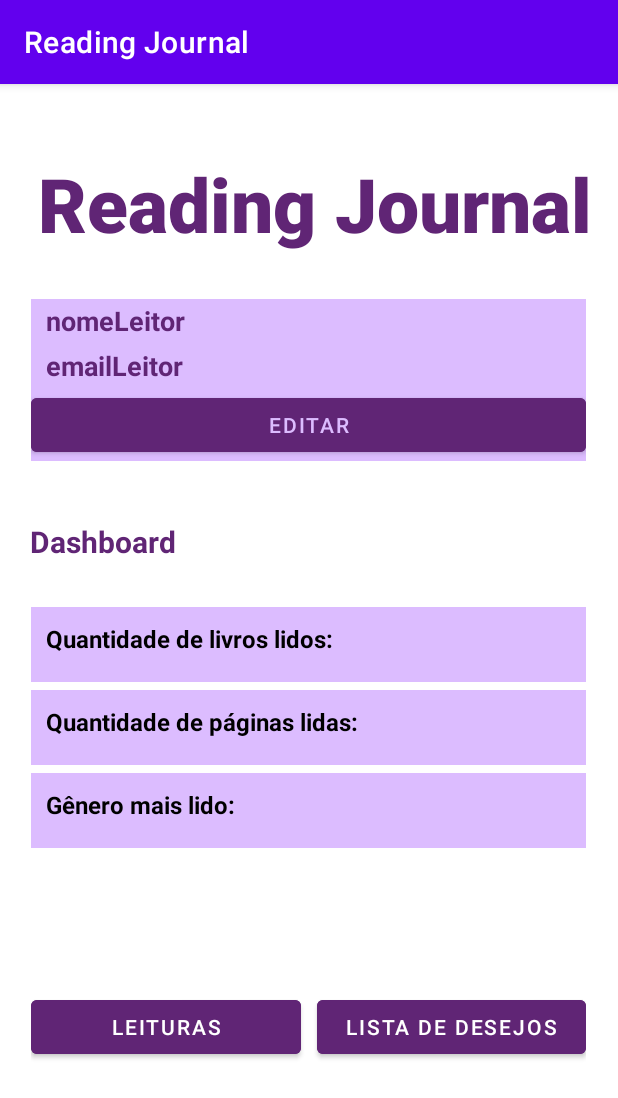
After one commit to camilavitoriacosta/TrabalhoFinalProgMov, an Android app: the PerfilActivity screen opened directly, with no data from a screen before it, on a phone screen of 412 x 824 dp. The commit adds this screen. Shown: the top 1098 px of the screen. Run offline under Robolectric (Android 15) with nearby library versions, the phone set to English and light mode, and no system bars.

Commit message:
[layout] tela perfil

```diff
--- a/app/src/main/AndroidManifest.xml
+++ b/app/src/main/AndroidManifest.xml
@@ -11,6 +11,9 @@
         android:supportsRtl="true"
         android:theme="@style/Theme.TrabalhoFinalProgMovel"
         tools:targetApi="31">
+        <activity
+            android:name=".PerfilActivity"
+            android:exported="false" />
         <activity
             android:name=".UsuarioCadastro"
             android:exported="false" />
--- /dev/null
+++ b/app/src/main/java/com/example/trabalhofinalprogmovel/PerfilActivity.java
@@ -0,0 +1,24 @@
+package com.example.trabalhofinalprogmovel;
+
+import androidx.appcompat.app.AppCompatActivity;
+
+import android.os.Bundle;
+
+import com.example.trabalhofinalprogmovel.databinding.ActivityPerfilBinding;
+import com.example.trabalhofinalprogmovel.databinding.ActivityUsuarioCadastroBinding;
+
+public class PerfilActivity extends AppCompatActivity {
+
+    private ActivityPerfilBinding binding;
+    private int idLeitor;
+
+    @Override
+    protected void onCreate(Bundle savedInstanceState) {
+        super.onCreate(savedInstanceState);
+        binding = ActivityPerfilBinding.inflate(getLayoutInflater());
+        setContentView(binding.getRoot());
+
+        idLeitor = getIntent().getIntExtra("id_leitor", -1);
+        // carregar informações do leitor passado por parametro
+    }
+}
--- a/app/src/main/java/com/example/trabalhofinalprogmovel/UsuarioCadastro.java
+++ b/app/src/main/java/com/example/trabalhofinalprogmovel/UsuarioCadastro.java
@@ -1,5 +1,7 @@
 package com.example.trabalhofinalprogmovel;
 import androidx.appcompat.app.AppCompatActivity;
+
+import android.content.Intent;
 import android.os.Bundle;
 import android.view.View;
 
@@ -8,6 +10,7 @@ import com.example.trabalhofinalprogmovel.databinding.ActivityUsuarioCadastroBin
 public class UsuarioCadastro extends AppCompatActivity {
 
     private ActivityUsuarioCadastroBinding binding;
+    private Intent intent;
     private boolean ehTelaDeCadastro;
 
     @Override
@@ -17,6 +20,7 @@ public class UsuarioCadastro extends AppCompatActivity {
         setContentView(binding.getRoot());
 
         ehTelaDeCadastro = getIntent().getBooleanExtra("cadastro", true);
+        intent = new Intent(this, PerfilActivity.class);
 
         if(ehTelaDeCadastro) {
             binding.retomarJornadaBtn.setVisibility(View.GONE);
@@ -26,5 +30,29 @@ public class UsuarioCadastro extends AppCompatActivity {
             binding.campoNome.setVisibility(View.GONE);
             binding.editNome.setVisibility(View.GONE);
         }
+
+        binding.iniciarJornadaBtn.setOnClickListener(new View.OnClickListener() {
+            @Override
+            public void onClick(View v) {
+                // verificar campos vazios
+                // cadastrar usuario e obter usuario cadastrado
+                // mandar id para proxima tela
+                int idLeitor = 0;
+                intent.putExtra("id_leitor", idLeitor);
+                startActivity(intent);
+            }
+        });
+
+        binding.retomarJornadaBtn.setOnClickListener(new View.OnClickListener() {
+            @Override
+            public void onClick(View v) {
+                // obter usuario por email
+                // verificar se senha que digitou está correta
+                // mandar id para proxima tela
+                int idLeitor = 0;
+                intent.putExtra("id_leitor", idLeitor);
+                startActivity(intent);
+            }
+        });
     }
 }
--- /dev/null
+++ b/app/src/main/res/layout/activity_perfil.xml
@@ -0,0 +1,165 @@
+<?xml version="1.0" encoding="utf-8"?>
+<androidx.constraintlayout.widget.ConstraintLayout xmlns:android="http://schemas.android.com/apk/res/android"
+    xmlns:app="http://schemas.android.com/apk/res-auto"
+    xmlns:tools="http://schemas.android.com/tools"
+    android:layout_width="match_parent"
+    android:layout_height="match_parent"
+    tools:context=".PerfilActivity">
+
+    <TextView
+        android:id="@+id/titulo2"
+        android:layout_width="370sp"
+        android:layout_height="wrap_content"
+        android:fontFamily="sans-serif-black"
+        android:text="@string/titulo"
+        android:textAlignment="center"
+        android:textColor="@color/roxo_escuro"
+        android:textSize="50sp"
+        android:textStyle="bold"
+        app:layout_constraintBottom_toBottomOf="parent"
+        app:layout_constraintEnd_toEndOf="parent"
+        app:layout_constraintHorizontal_bias="0.609"
+        app:layout_constraintStart_toStartOf="parent"
+        app:layout_constraintTop_toTopOf="parent"
+        app:layout_constraintVertical_bias="0.066" />
+
+    <LinearLayout
+        android:id="@+id/leitorLinearLayout"
+        android:layout_width="370sp"
+        android:layout_height="wrap_content"
+        android:layout_marginTop="30dp"
+        android:background="@color/roxo_claro"
+        android:orientation="vertical"
+        app:layout_constraintEnd_toEndOf="parent"
+        app:layout_constraintHorizontal_bias="0.487"
+        app:layout_constraintStart_toStartOf="parent"
+        app:layout_constraintTop_toBottomOf="@+id/titulo2">
+
+        <TextView
+            android:id="@+id/nomeLeitor"
+            android:layout_width="match_parent"
+            android:layout_height="wrap_content"
+            android:height="30sp"
+            android:paddingHorizontal="10sp"
+            android:paddingVertical="2sp"
+            android:text="nomeLeitor"
+            android:textColor="@color/roxo_escuro"
+            android:textSize="18sp"
+            android:textStyle="bold" />
+
+        <TextView
+            android:id="@+id/emailLeitor"
+            android:layout_width="match_parent"
+            android:layout_height="wrap_content"
+            android:height="30sp"
+            android:paddingHorizontal="10sp"
+            android:paddingVertical="2sp"
+            android:text="emailLeitor"
+            android:textColor="@color/roxo_escuro"
+            android:textSize="18sp"
+            android:textStyle="bold" />
+
+        <Button
+            android:id="@+id/editarLeitorBtn"
+            android:layout_width="match_parent"
+            android:layout_height="wrap_content"
+            android:backgroundTint="@color/roxo_escuro"
+            android:text="@string/editar"
+            android:textColor="@color/roxo_claro" />
+
+    </LinearLayout>
+
+    <TextView
+        android:id="@+id/dashboardTitulo"
+        android:layout_width="wrap_content"
+        android:layout_height="wrap_content"
+        android:layout_marginTop="40dp"
+        android:text="@string/dashboard"
+        android:textColor="@color/roxo_escuro"
+        android:textSize="20sp"
+        android:textStyle="bold"
+        app:layout_constraintEnd_toEndOf="parent"
+        app:layout_constraintHorizontal_bias="0.063"
+        app:layout_constraintStart_toStartOf="parent"
+        app:layout_constraintTop_toBottomOf="@+id/leitorLinearLayout" />
+
+    <LinearLayout
+        android:id="@+id/dashboard"
+        android:layout_width="370sp"
+        android:layout_height="wrap_content"
+        android:layout_marginTop="30dp"
+        android:orientation="vertical"
+        app:layout_constraintEnd_toEndOf="parent"
+        app:layout_constraintHorizontal_bias="0.487"
+        app:layout_constraintStart_toStartOf="parent"
+        app:layout_constraintTop_toBottomOf="@+id/dashboardTitulo">
+
+        <TextView
+            android:id="@+id/livrosLidos"
+            android:layout_width="match_parent"
+            android:layout_height="50sp"
+            android:layout_marginBottom="5sp"
+            android:background="@color/roxo_claro"
+            android:padding="10sp"
+            android:text="@string/livrosLidos"
+            android:textColor="@color/black"
+            android:textSize="16sp"
+            android:textStyle="bold" />
+
+        <TextView
+            android:id="@+id/paginasLidas"
+            android:layout_width="match_parent"
+            android:layout_height="50sp"
+            android:layout_marginBottom="5sp"
+            android:background="@color/roxo_claro"
+            android:padding="10sp"
+            android:text="@string/paginasLidas"
+            android:textColor="@color/black"
+            android:textSize="16sp"
+            android:textStyle="bold" />
+
+        <TextView
+            android:id="@+id/generoLido"
+            android:layout_width="match_parent"
+            android:layout_height="50sp"
+            android:layout_marginBottom="5sp"
+            android:background="@color/roxo_claro"
+            android:padding="10sp"
+            android:text="@string/generoLido"
+            android:textColor="@color/black"
+            android:textSize="16sp"
+            android:textStyle="bold" />
+
+    </LinearLayout>
+
+    <LinearLayout
+        android:id="@+id/acoesLinearLayout"
+        android:layout_width="370sp"
+        android:layout_height="wrap_content"
+        android:layout_marginTop="90dp"
+        android:orientation="horizontal"
+        app:layout_constraintEnd_toEndOf="parent"
+        app:layout_constraintHorizontal_bias="0.487"
+        app:layout_constraintStart_toStartOf="parent"
+        app:layout_constraintTop_toBottomOf="@+id/dashboard">
+
+        <Button
+            android:id="@+id/LeiturasBtn"
+            android:layout_width="match_parent"
+            android:layout_height="wrap_content"
+            android:layout_marginEnd="5sp"
+            android:layout_weight="1"
+            android:backgroundTint="@color/roxo_escuro"
+            android:text="@string/leituras" />
+
+        <Button
+            android:id="@+id/retomarJornadaBtn3"
+            android:layout_width="match_parent"
+            android:layout_height="wrap_content"
+            android:layout_marginLeft="5sp"
+            android:layout_weight="1"
+            android:backgroundTint="@color/roxo_escuro"
+            android:text="@string/listaDeDesejos" />
+    </LinearLayout>
+
+</androidx.constraintlayout.widget.ConstraintLayout>
--- a/app/src/main/res/layout/activity_usuario_cadastro.xml
+++ b/app/src/main/res/layout/activity_usuario_cadastro.xml
@@ -61,6 +61,7 @@
             android:layout_width="match_parent"
             android:layout_height="wrap_content"
             android:ems="10"
+            android:hint="Digite seu nome"
             android:inputType="textPersonName" />
 
         <TextView
@@ -77,6 +78,7 @@
             android:layout_width="match_parent"
             android:layout_height="wrap_content"
             android:ems="10"
+            android:hint="Digite seu email"
             android:inputType="textEmailAddress" />
 
         <TextView
@@ -93,6 +95,7 @@
             android:layout_width="match_parent"
             android:layout_height="wrap_content"
             android:ems="10"
+            android:hint="Digite a senha"
             android:inputType="textPassword" />
 
         <Button
--- a/app/src/main/res/values/strings.xml
+++ b/app/src/main/res/values/strings.xml
@@ -8,4 +8,13 @@
     <string name="campo_nome">Nome</string>
     <string name="campo_email">Email</string>
     <string name="campo_senha">Senha</string>
+
+    <string name="editar">Editar</string>
+    <string name="dashboard">Dashboard</string>
+    <string name="leituras">Leituras</string>
+    <string name="listaDeDesejos">Lista de Desejos</string>
+
+    <string name="livrosLidos">Quantidade de livros lidos:</string>
+    <string name="paginasLidas">Quantidade de páginas lidas:</string>
+    <string name="generoLido">Gênero mais lido:</string>
 </resources>
```
